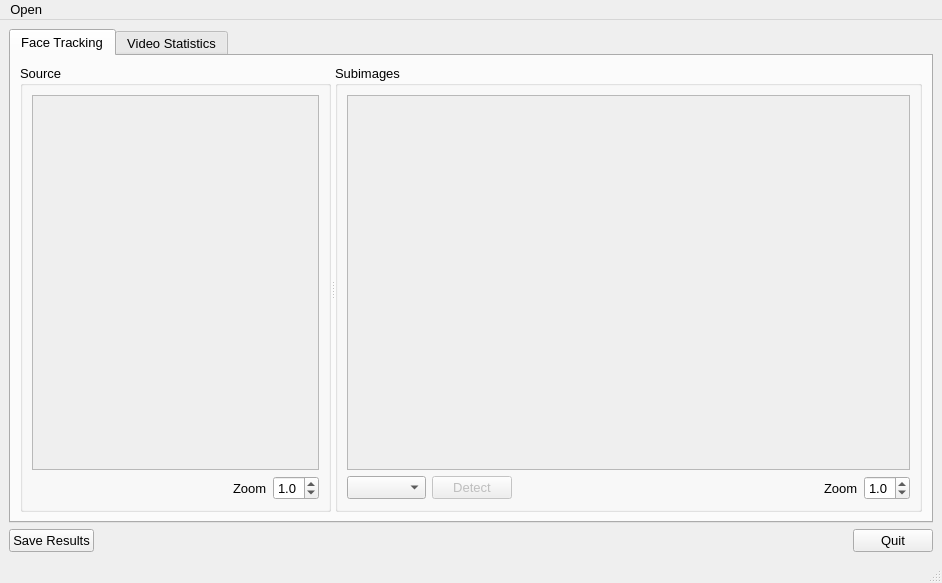
Old version of the form cgt/CrystalGrowthTrackerMain.ui in the repository jonathanHuwP/CrystalGrowthTracker.
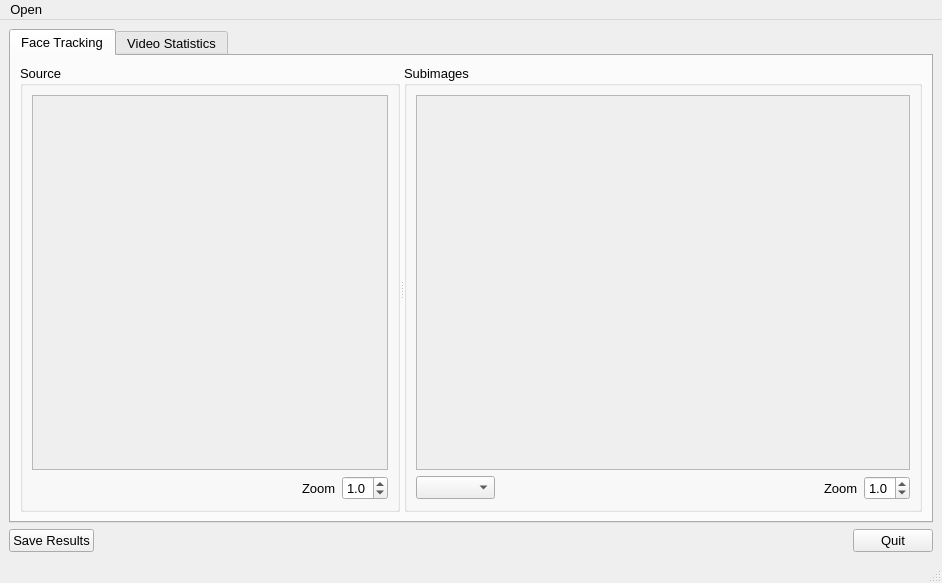
New version of the form.

Commit message: removed line detection function and button from CGTMain

```diff
--- a/cgt/CrystalGrowthTrackerMain.ui
+++ b/cgt/CrystalGrowthTrackerMain.ui
@@ -128,7 +128,7 @@
                  <x>0</x>
                  <y>0</y>
                  <width>550</width>
-                 <height>285</height>
+                 <height>290</height>
                 </rect>
                </property>
               </widget>
@@ -141,16 +141,6 @@
                 <item>
                  <widget class="QComboBox" name="_subimageComboBox"/>
                 </item>
-                <item>
-                 <widget class="QPushButton" name="_detectButton">
-                  <property name="enabled">
-                   <bool>false</bool>
-                  </property>
-                  <property name="text">
-                   <string>Detect</string>
-                  </property>
-                 </widget>
-                </item>
                 <item>
                  <spacer name="horizontalSpacer_4">
                   <property name="orientation">
```
Left out of the diff: 16 changed lines with no effect on the pictures. The commit also changes 1 other file.
